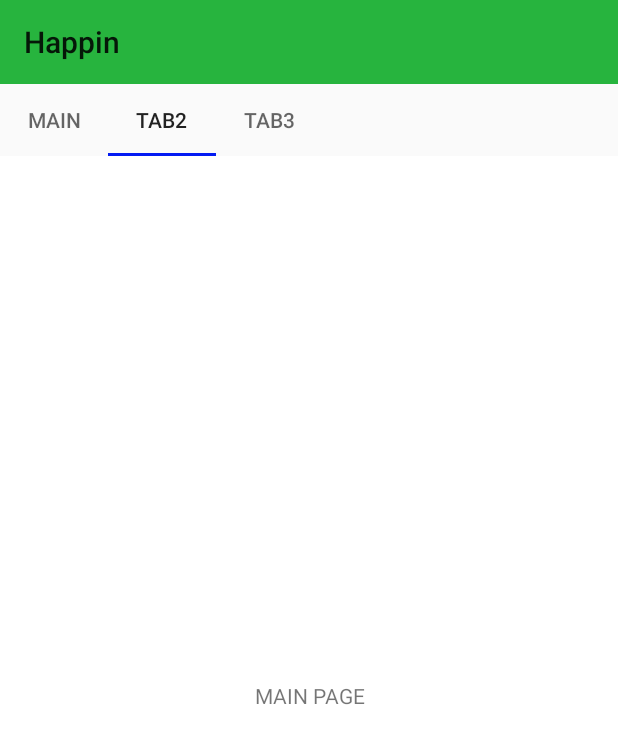
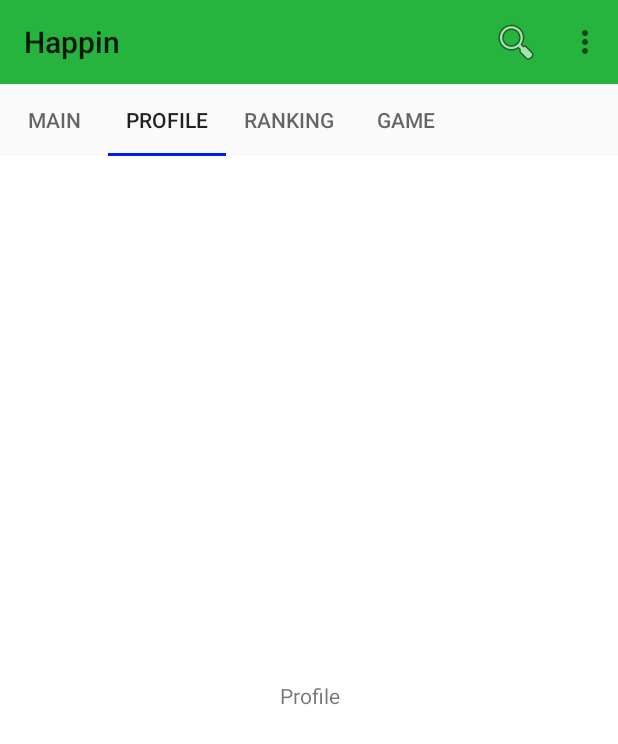
Before and after one commit to cg14823/Happin, an Android app: the FragmentMain screen opened directly, with no data from a screen before it, tab 2 chosen, on a phone screen of 412 x 824 dp. Shown: the top 744 px of the screen. Run offline under Robolectric (Android 15) with nearby library versions, the phone set to English and light mode, and no system bars.

Commit message:
Added 4 tabs with names empty tabs
Empty tabs settings menu with two options

```diff
--- a/app/build.gradle
+++ b/app/build.gradle
@@ -2,7 +2,7 @@ apply plugin: 'com.android.application'
 
 android {
     compileSdkVersion 23
-    buildToolsVersion "23.0.2"
+    buildToolsVersion '23.0.2'
 
     defaultConfig {
         applicationId "mosaic.happin"
@@ -20,7 +20,7 @@ android {
 }
 
 dependencies {
-    compile fileTree(dir: 'libs', include: ['*.jar'])
+    compile fileTree(include: ['*.jar'], dir: 'libs')
     testCompile 'junit:junit:4.12'
     compile 'com.android.support:appcompat-v7:23.1.1'
     compile 'com.android.support:design:23.1.1'
--- a/app/src/main/java/mosaic/happin/FragmentMain.java
+++ b/app/src/main/java/mosaic/happin/FragmentMain.java
@@ -12,22 +12,16 @@ import android.widget.TextView;
 
 public class FragmentMain extends Fragment {
 
-    public static final String ARG_PAGE = "ARG_PAGE";
+    public FragmentMain(){}
 
-    private int mPage;
-
-    public static  FragmentMain newInstance (int page) {
-        Bundle args = new Bundle();
-        args.putInt(ARG_PAGE, page);
+    public static  FragmentMain newInstance () {
         FragmentMain fragment = new FragmentMain();
-        fragment.setArguments(args);
         return fragment;
     }
 
     @Override
     public void onCreate(Bundle savedInstanceState) {
         super.onCreate(savedInstanceState);
-        mPage = getArguments().getInt(ARG_PAGE);
     }
 
     @Override
@@ -38,4 +32,5 @@ public class FragmentMain extends Fragment {
     }
 
 
+
 }
--- a/app/src/main/java/mosaic/happin/MainActivity.java
+++ b/app/src/main/java/mosaic/happin/MainActivity.java
@@ -6,6 +6,8 @@ import android.support.design.widget.TabLayout;
 import android.support.v4.view.ViewPager;
 import android.support.v7.app.AppCompatActivity;
 import android.support.v7.widget.Toolbar;
+import android.view.Menu;
+import android.view.MenuInflater;
 import android.view.View;
 
 public class MainActivity extends AppCompatActivity {
@@ -30,4 +32,10 @@ public class MainActivity extends AppCompatActivity {
         tabLayout.setupWithViewPager(viewPager);
     }
 
+    @Override
+    public boolean onCreateOptionsMenu(Menu menu) {
+        MenuInflater inflater = getMenuInflater();
+        inflater.inflate(R.menu.menu_main_page, menu);
+        return true;
+    }
 }
--- a/app/src/main/java/mosaic/happin/PageAdapter.java
+++ b/app/src/main/java/mosaic/happin/PageAdapter.java
@@ -7,8 +7,8 @@ import android.support.v4.app.FragmentPagerAdapter;
 
 
 public class PageAdapter extends FragmentPagerAdapter{
-    final int PAGE_COUNT = 3;
-    private String tabTitles[] = new String[] { "Main", "Tab2", "Tab3" };
+    final int PAGE_COUNT = 4;
+    private String tabTitles[] = new String[] { "Main", "Profile", "Ranking","Game" };
     private Context context;
 
     public PageAdapter (FragmentManager fm, Context context) {
@@ -23,7 +23,17 @@ public class PageAdapter extends FragmentPagerAdapter{
 
     @Override
     public Fragment getItem(int position) {
-        return FragmentMain.newInstance(position + 1);
+        switch (position){
+            case 0:
+                return new FragmentMain();
+            case 1:
+                return new Profile();
+            case 2:
+                return new Ranking();
+            case 3:
+                return new Game();
+        }
+        return FragmentMain.newInstance();
     }
 
     @Override
--- /dev/null
+++ b/app/src/main/java/mosaic/happin/Profile.java
@@ -0,0 +1,31 @@
+package mosaic.happin;
+
+
+import android.os.Bundle;
+import android.support.v4.app.Fragment;
+import android.view.LayoutInflater;
+import android.view.View;
+import android.view.ViewGroup;
+
+
+/**
+ * A simple {@link Fragment} subclass.
+ */
+public class Profile extends Fragment {
+
+    public static final String ARG_PAGE = "ARG_PAGE";
+
+    private int mPage;
+
+    public Profile() {
+        // Required empty public constructor
+    }
+
+    @Override
+    public View onCreateView(LayoutInflater inflater, ViewGroup container,
+                             Bundle savedInstanceState) {
+        // Inflate the layout for this fragment
+        return inflater.inflate(R.layout.fragment_profile, container, false);
+    }
+
+}
--- /dev/null
+++ b/app/src/main/java/mosaic/happin/Ranking.java
@@ -0,0 +1,29 @@
+package mosaic.happin;
+
+
+import android.os.Bundle;
+import android.support.v4.app.Fragment;
+import android.view.LayoutInflater;
+import android.view.View;
+import android.view.ViewGroup;
+
+
+/**
+ * A simple {@link Fragment} subclass.
+ */
+public class Ranking extends Fragment {
+
+
+    public Ranking() {
+        // Required empty public constructor
+    }
+
+
+    @Override
+    public View onCreateView(LayoutInflater inflater, ViewGroup container,
+                             Bundle savedInstanceState) {
+        // Inflate the layout for this fragment
+        return inflater.inflate(R.layout.fragment_ranking, container, false);
+    }
+
+}
--- /dev/null
+++ b/app/src/main/res/layout/fragment_profile.xml
@@ -0,0 +1,13 @@
+<FrameLayout xmlns:android="http://schemas.android.com/apk/res/android"
+    xmlns:tools="http://schemas.android.com/tools"
+    android:layout_width="match_parent"
+    android:layout_height="match_parent"
+    tools:context="mosaic.happin.FragmentMain">
+
+    <TextView xmlns:android="http://schemas.android.com/apk/res/android"
+        android:layout_width="match_parent"
+        android:layout_height="match_parent"
+        android:gravity="center"
+        android:text="Profile"/>
+
+</FrameLayout>
--- a/app/src/main/res/menu/menu_main_page.xml
+++ b/app/src/main/res/menu/menu_main_page.xml
@@ -5,6 +5,20 @@
     <item
         android:id="@+id/action_settings"
         android:orderInCategory="100"
-        android:title=""
+        android:title="@string/mainMenuSettings"
         app:showAsAction="never" />
+
+    <item
+        android:id="@+id/signOut"
+        android:orderInCategory="100"
+        android:title="@string/signOut"
+        app:showAsAction="never" />
+
+    <item
+        android:id="@+id/search"
+        android:title="@string/search"
+        android:icon ="@android:drawable/ic_menu_search"
+        app:showAsAction="ifRoom|collapseActionView"
+        app:actionViewClass="android.support.v7.widget.SearchView" />
+
 </menu>
--- a/app/src/main/res/values/strings.xml
+++ b/app/src/main/res/values/strings.xml
@@ -1,5 +1,11 @@
 <resources>
     <string name="app_name">Happin</string>
     <string name="title_activity_main">MainActivity</string>
+    <string name="mainMenuSettings">Settings</string>
+    <string name="signOut">Sign Out</string>
+    <string name="search">Search</string>
+
+    <!-- TODO: Remove or change this placeholder text -->
+    <string name="hello_blank_fragment">Hello blank fragment</string>
 
 </resources>
--- a/app/src/main/res/values/styles.xml
+++ b/app/src/main/res/values/styles.xml
@@ -23,8 +23,6 @@
 
     <style name="AppTheme.AppBarOverlay" parent="ThemeOverlay.AppCompat.Dark.ActionBar" />
 
-    <style name="AppTheme.PopupOverlay" parent="ThemeOverlay.AppCompat.Light" >
-        <item name="windowNoTitle">true</item>
-    </style>
+    <style name="AppTheme.PopupOverlay" parent="ThemeOverlay.AppCompat.Light" />
 
 </resources>
```
Also changed, not shown: app/src/main/java/mosaic/happin/Game.java (added, +29 -0 lines), app/src/main/java/mosaic/happin/Login.java (+11 -5 lines), app/src/main/res/layout/fragment_game.xml (added, +13 -0 lines), app/src/main/res/layout/fragment_ranking.xml (added, +13 -0 lines).
